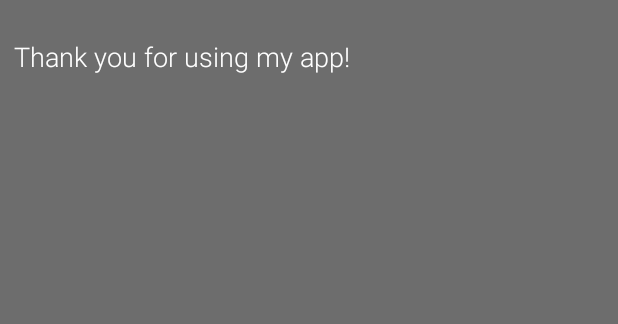
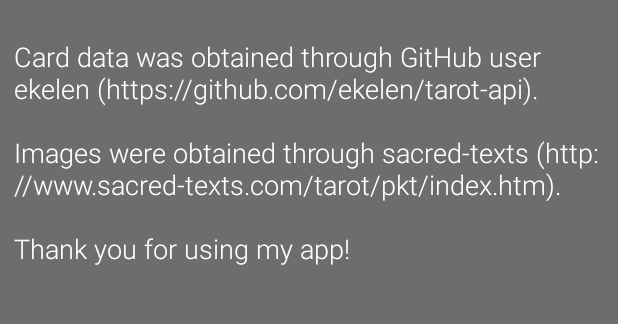
Before and after one commit to SpectralFergus/tarot, an Android app: the AboutActivity screen opened directly, with no data from a screen before it, on a phone screen of 412 x 824 dp, the part 240-564 px from its top. Run offline under Robolectric (Android 15) with nearby library versions, the phone set to English and light mode, and no system bars.

Commit message:
Credited data sources

```diff
--- a/app/src/main/res/values/strings.xml
+++ b/app/src/main/res/values/strings.xml
@@ -2,5 +2,8 @@
     <string name="app_name">Tarot</string>
     <string name="action_new_cards">New Cards</string>
     <string name="action_about">About</string>
-    <string name="about">Thank you for using my app!</string>
+    <string name="about">Card data was obtained through GitHub user ekelen (https://github.com/ekelen/tarot-api).
+        \n\nImages were obtained through sacred-texts (http://www.sacred-texts.com/tarot/pkt/index.htm).
+        \n\nThank you for using my app!
+    </string>
 </resources>
```
